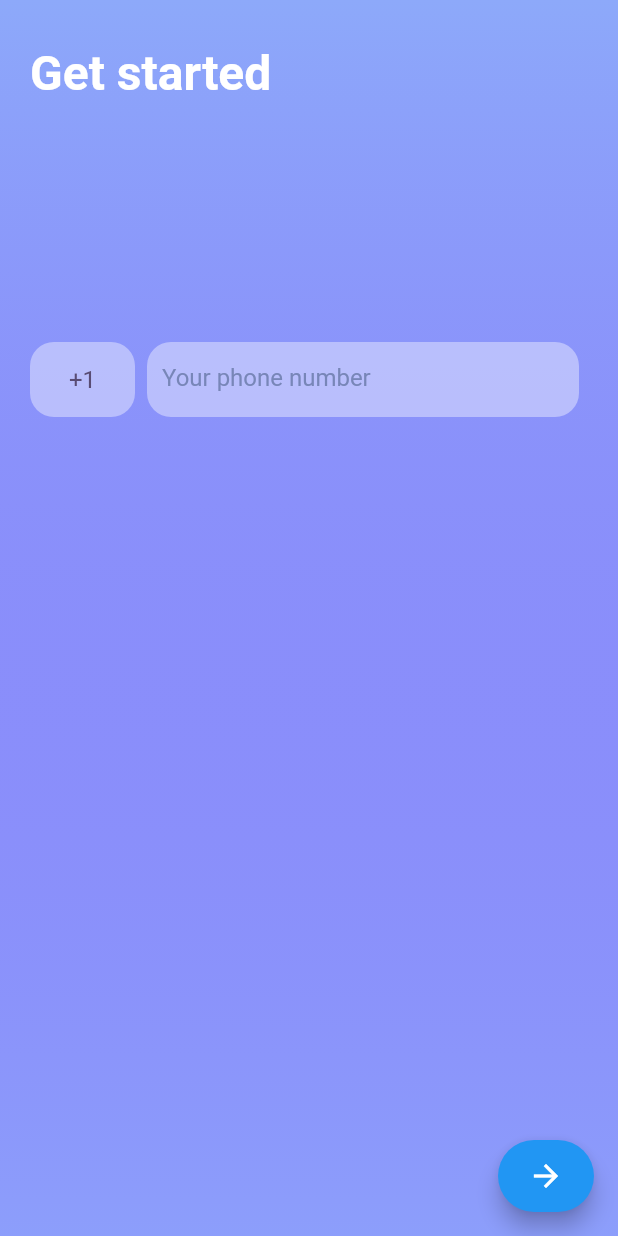
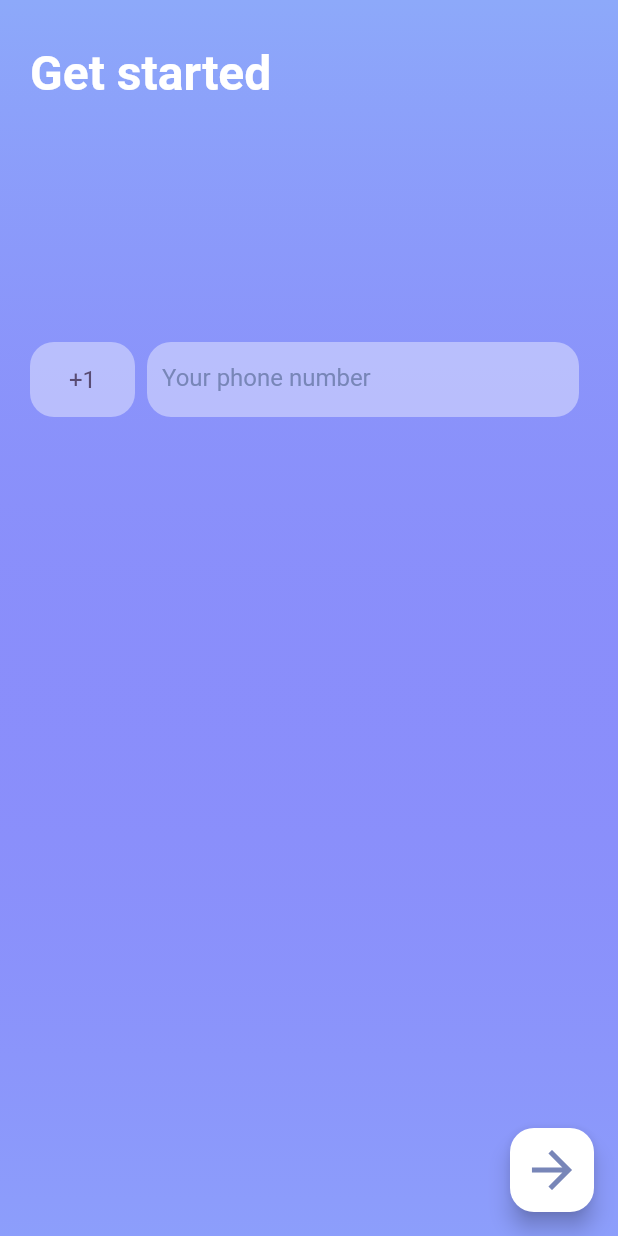
Before and after one commit to OwlDarlyn/flutter-number-input, a Flutter app: the screen it shows after launch, on a phone screen of 412 x 824 dp. Run offline on Flutter 3.47's test engine with Material 2 defaults, Android fonts, the phone set to English and light mode, and no system bars; our stand-ins replace intl_phone_number_input.

Commit message:
floatingActionButton style

```diff
--- a/lib/models/app_colors.dart
+++ b/lib/models/app_colors.dart
@@ -10,4 +10,5 @@ class AppColors {
   static const gradientColor2 = Color(0xFF8048FB);
   static const phoneNumberColor1 = Color(0xFF7886B8);
   static const phoneNumberColor2 = Color(0xFF594C74);
+  static const iconColor1 = Color(0xFF7886B8);
 }
--- a/lib/screens/get_started_screen.dart
+++ b/lib/screens/get_started_screen.dart
@@ -14,8 +14,16 @@ class _GetStartedScreenState extends State<GetStartedScreen> {
   @override
   Widget build(BuildContext context) {
     return Scaffold(
-      floatingActionButton: FloatingActionButton.extended(
-          onPressed: () {}, label: Icon(Icons.arrow_forward)),
+      floatingActionButton: FloatingActionButton(
+        shape: RoundedRectangleBorder(borderRadius: BorderRadius.circular(16)),
+        backgroundColor: Colors.white,
+        onPressed: () {},
+        child: Icon(
+          Icons.arrow_forward,
+          color: AppColors.iconColor1,
+          size: 40,
+        ),
+      ),
       backgroundColor: AppColors.defaultBackColor,
       body: Container(
         decoration: BoxDecoration(
```
